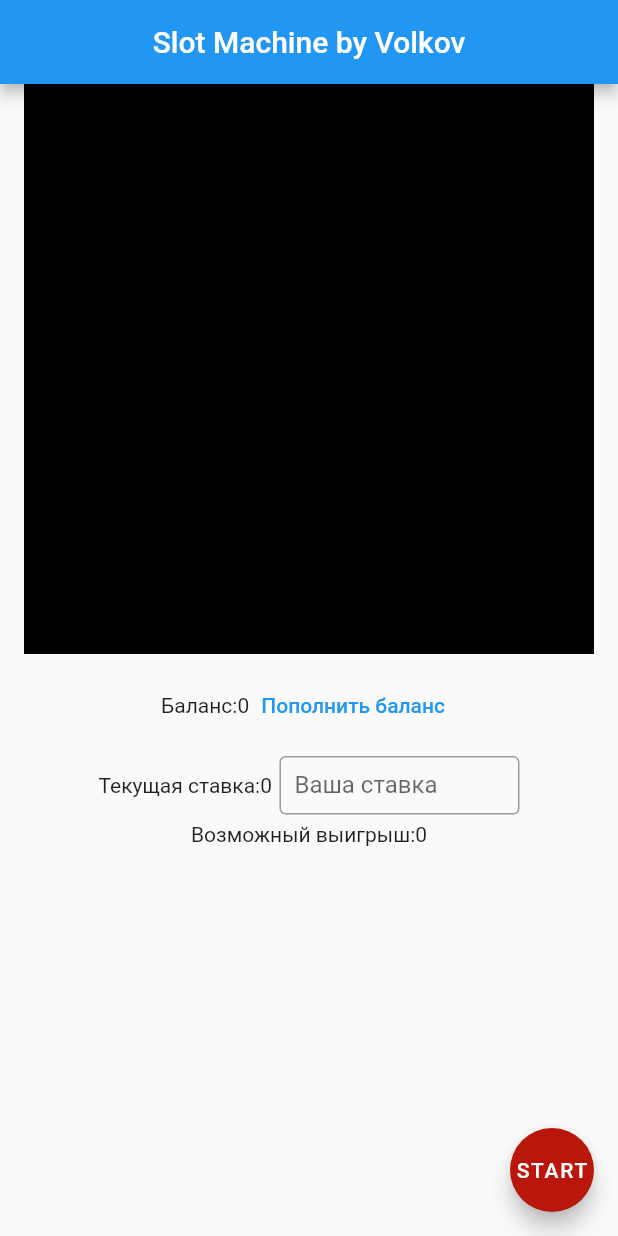
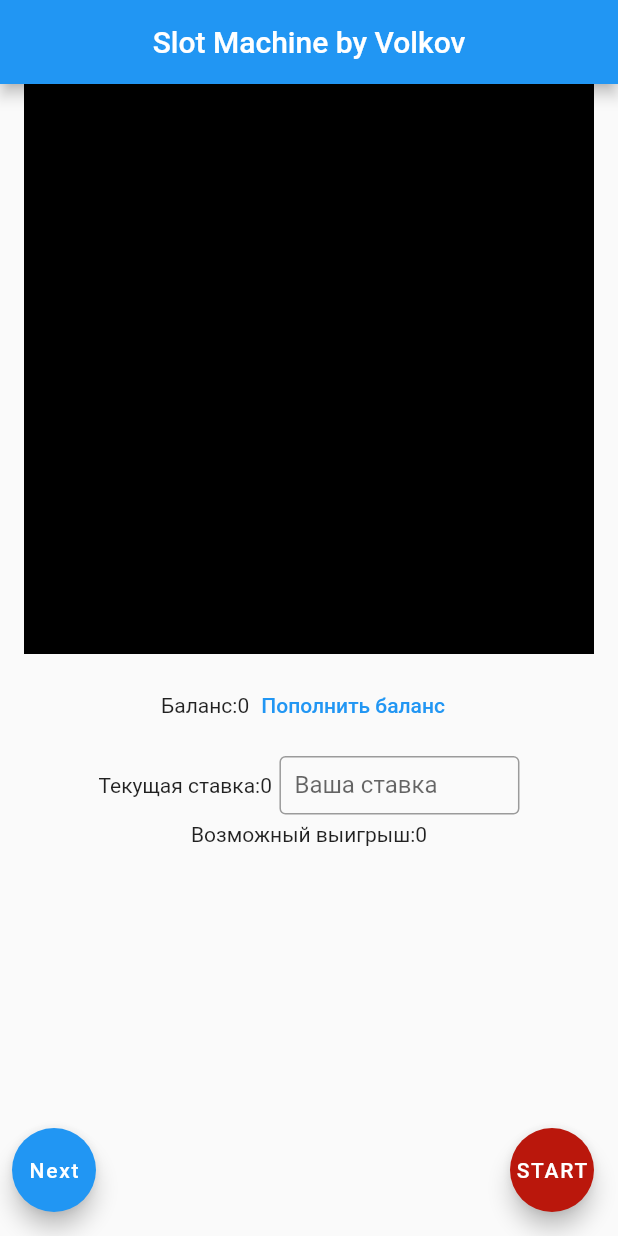
Before and after one commit to GachiB0y/animation_slot_machine_flutter, a Flutter app: the screen it shows after launch, on a phone screen of 412 x 824 dp. Run offline on Flutter 3.47's test engine with Material 2 defaults, Android fonts, the phone set to English and light mode, and no system bars; our stand-ins replace flutter_bloc.

```diff
--- a/lib/domain/blocs/slot_machine_view_cubit.dart
+++ b/lib/domain/blocs/slot_machine_view_cubit.dart
@@ -1,5 +1,4 @@
 import 'dart:math';
-
 import 'package:collection/collection.dart';
 import 'package:flutter/material.dart';
 import 'package:flutter_bloc/flutter_bloc.dart';
--- a/lib/factories/di_container.dart
+++ b/lib/factories/di_container.dart
@@ -1,5 +1,6 @@
 import 'package:annimation_slot_machine/domain/blocs/slot_machine_view_cubit.dart';
 import 'package:annimation_slot_machine/my_app.dart';
+import 'package:annimation_slot_machine/ui/widget/open_case_scgo_widget.dart';
 import 'package:annimation_slot_machine/ui/widget/slot_machine_widget.dart';
 import 'package:flutter/material.dart';
 import 'package:annimation_slot_machine/main.dart';
@@ -37,4 +38,9 @@ class ScreenFactoryDefault implements ScreenFactory {
       child: const SlotMachineWidget(),
     );
   }
+
+  @override
+  Widget makeCaseCsGoScreen() {
+    return OpenCaseCsGoWidget();
+  }
 }
--- a/lib/ui/navigation/main_navigation.dart
+++ b/lib/ui/navigation/main_navigation.dart
@@ -4,6 +4,7 @@ import 'package:flutter/material.dart';
 
 abstract class ScreenFactory {
   Widget makeSlotMachineScreen();
+  Widget makeCaseCsGoScreen();
 }
 
 class MainNavigationDefault implements MainNavigation {
@@ -16,6 +17,8 @@ class MainNavigationDefault implements MainNavigation {
       <String, Widget Function(BuildContext)>{
         MainNavigationRouteNames.mainScreen: (_) =>
             screenFactory.makeSlotMachineScreen(),
+        MainNavigationRouteNames.openCaseScreen: (_) =>
+            screenFactory.makeCaseCsGoScreen(),
       };
 
   @override
--- a/lib/ui/navigation/main_navigation_route_names.dart
+++ b/lib/ui/navigation/main_navigation_route_names.dart
@@ -1,4 +1,5 @@
 abstract class MainNavigationRouteNames {
   static const loaderWidget = '/';
   static const mainScreen = '/main_screen';
+  static const openCaseScreen = '/open_case';
 }
--- a/lib/ui/widget/slot_machine_widget.dart
+++ b/lib/ui/widget/slot_machine_widget.dart
@@ -1,5 +1,6 @@
 import 'dart:async';
 import 'package:annimation_slot_machine/domain/blocs/slot_machine_view_cubit.dart';
+import 'package:annimation_slot_machine/ui/navigation/main_navigation_route_names.dart';
 import 'package:flutter/material.dart';
 import 'package:flutter_bloc/flutter_bloc.dart';
 
@@ -70,7 +71,20 @@ class _SlotMachineWidgetState extends State<SlotMachineWidget>
         children: [
           Visibility(
             visible: isAnimation,
-            child: FloatingActionButton(
+            child: Padding(
+              padding: const EdgeInsets.only(left: 24.0),
+              child: Row(
+                mainAxisAlignment: MainAxisAlignment.spaceBetween,
+                children: [
+                  FloatingActionButton(
+                    onPressed: () {
+                      Navigator.of(context)
+                          .pushNamed(MainNavigationRouteNames.openCaseScreen);
+                    },
+                    backgroundColor: Colors.blue,
+                    child: const Text("Next"),
+                  ),
+                  FloatingActionButton(
                     onPressed: () {
                       setState(() {
                         if (_controlller.isCompleted) {
@@ -86,6 +100,9 @@ class _SlotMachineWidgetState extends State<SlotMachineWidget>
                     },
                     backgroundColor: const Color.fromARGB(255, 186, 23, 12),
                     child: const Text("START"),
+                  ),
+                ],
+              ),
             ),
           ),
         ],
```
Also changed, not shown: lib/ui/widget/open_case_scgo_widget.dart (added, +48 -0 lines). Lines whose indentation alone changed are shown as unchanged.
